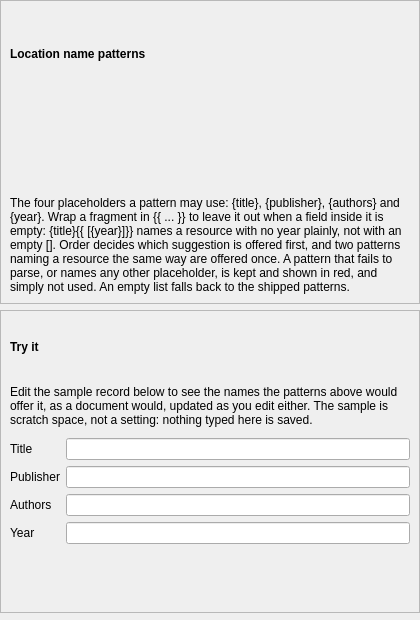
Old version of the form packages/rehuco-agent/src/rehuco_agent/settings/ui/location_templates_page.ui in the repository borco/rehuco.
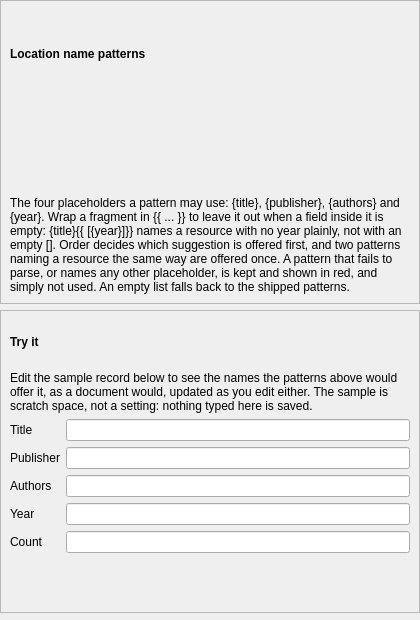
New version of the form. Custom widgets are drawn as their Qt base class.

Commit message: refs #349: feat: {count} placeholder in reference-images location templates

What changed in the file:
```diff
--- a/packages/rehuco-agent/src/rehuco_agent/settings/ui/location_templates_page.ui
+++ b/packages/rehuco-agent/src/rehuco_agent/settings/ui/location_templates_page.ui
@@ -140,6 +140,16 @@
         <item row="3" column="1">
          <widget class="QLineEdit" name="sample_year_edit"/>
         </item>
+        <item row="4" column="0">
+         <widget class="QLabel" name="sample_count_label">
+          <property name="text">
+           <string>Count</string>
+          </property>
+         </widget>
+        </item>
+        <item row="4" column="1">
+         <widget class="QLineEdit" name="sample_count_edit"/>
+        </item>
        </layout>
       </item>
       <item>
```
The commit also changes 10 other files.
